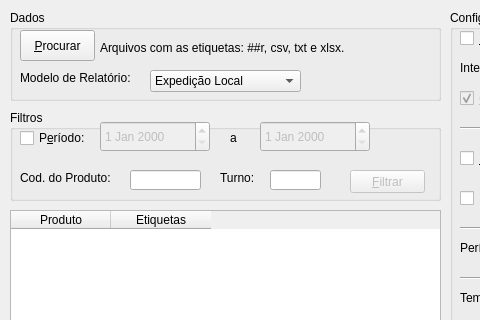
Old version of the form GUI/Leitor Etiquetas Python.ui in the repository siqueiradias/Leitor-e-Digitador-Etiquetas; both pictures show x 0 to 480 and y 0 to 320 of the 700 by 460 pixel window.
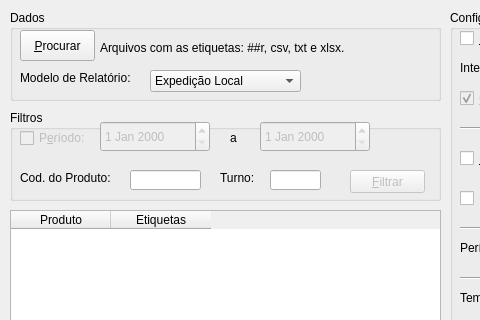
New version of the form.

What changed in the file:
```diff
--- a/GUI/Leitor Etiquetas Python.ui
+++ b/GUI/Leitor Etiquetas Python.ui
@@ -271,6 +271,9 @@
      </property>
     </widget>
     <widget class="QCheckBox" name="ckbPeriodo">
+     <property name="enabled">
+      <bool>false</bool>
+     </property>
      <property name="geometry">
       <rect>
        <x>10</x>
```
